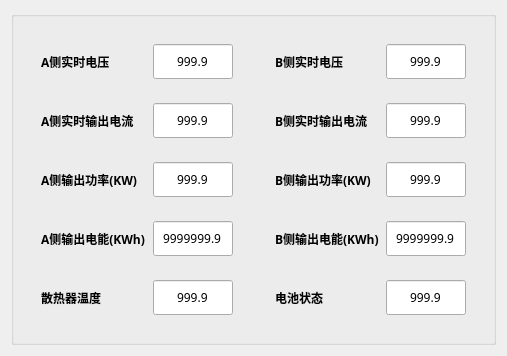
Curtain-Wang/BatteryControl, file tform4.ui: the form before one commit.
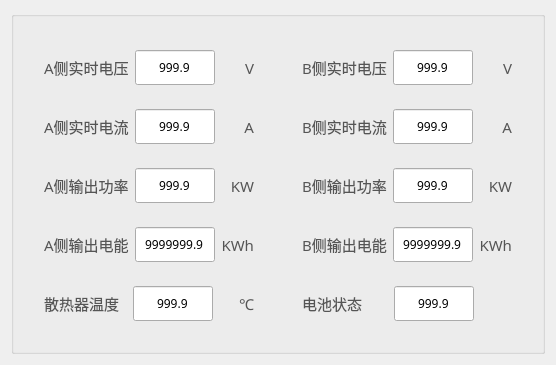
The form after the commit.

```diff
--- a/tform4.ui
+++ b/tform4.ui
@@ -6,13 +6,20 @@
    <rect>
     <x>0</x>
     <y>0</y>
-    <width>507</width>
-    <height>352</height>
+    <width>540</width>
+    <height>365</height>
    </rect>
   </property>
   <property name="windowTitle">
    <string>实时参数</string>
   </property>
+  <property name="styleSheet">
+   <string notr="true">QLabel {
+    font-size: 15px;
+    color: #555555;
+    text-align: center;
+}</string>
+  </property>
   <layout class="QGridLayout" name="gridLayout">
    <item row="0" column="0">
     <widget class="QGroupBox" name="groupBox_57">
@@ -55,7 +62,8 @@
               <property name="font">
                <font>
                 <family>Microsoft YaHei</family>
-                <bold>true</bold>
+                <pointsize>-1</pointsize>
+                <bold>false</bold>
                </font>
               </property>
               <property name="text">
@@ -99,6 +107,29 @@
               </property>
              </widget>
             </item>
+            <item>
+             <widget class="QLabel" name="label_8">
+              <property name="maximumSize">
+               <size>
+                <width>35</width>
+                <height>16777215</height>
+               </size>
+              </property>
+              <property name="font">
+               <font>
+                <family>Microsoft YaHei</family>
+                <pointsize>-1</pointsize>
+                <bold>false</bold>
+               </font>
+              </property>
+              <property name="text">
+               <string>V</string>
+              </property>
+              <property name="alignment">
+               <set>Qt::AlignRight|Qt::AlignTrailing|Qt::AlignVCenter</set>
+              </property>
+             </widget>
+            </item>
            </layout>
           </widget>
          </item>
@@ -119,11 +150,12 @@
               <property name="font">
                <font>
                 <family>Microsoft YaHei</family>
-                <bold>true</bold>
+                <pointsize>-1</pointsize>
+                <bold>false</bold>
                </font>
               </property>
               <property name="text">
-               <string>A侧实时输出电流</string>
+               <string>A侧实时电流</string>
               </property>
              </widget>
             </item>
@@ -163,6 +195,29 @@
               </property>
              </widget>
             </item>
+            <item>
+             <widget class="QLabel" name="label_9">
+              <property name="maximumSize">
+               <size>
+                <width>35</width>
+                <height>16777215</height>
+               </size>
+              </property>
+              <property name="font">
+               <font>
+                <family>Microsoft YaHei</family>
+                <pointsize>-1</pointsize>
+                <bold>false</bold>
+               </font>
+              </property>
+              <property name="text">
+               <string>A</string>
+              </property>
+              <property name="alignment">
+               <set>Qt::AlignRight|Qt::AlignTrailing|Qt::AlignVCenter</set>
+              </property>
+             </widget>
+            </item>
            </layout>
           </widget>
          </item>
@@ -183,11 +238,12 @@
               <property name="font">
                <font>
                 <family>Microsoft YaHei</family>
-                <bold>true</bold>
+                <pointsize>-1</pointsize>
+                <bold>false</bold>
                </font>
               </property>
               <property name="text">
-               <string>A侧输出功率(KW)</string>
+               <string>A侧输出功率</string>
               </property>
              </widget>
             </item>
@@ -227,6 +283,29 @@
               </property>
              </widget>
             </item>
+            <item>
+             <widget class="QLabel" name="label_15">
+              <property name="maximumSize">
+               <size>
+                <width>35</width>
+                <height>16777215</height>
+               </size>
+              </property>
+              <property name="font">
+               <font>
+                <family>Microsoft YaHei</family>
+                <pointsize>-1</pointsize>
+                <bold>false</bold>
+               </font>
+              </property>
+              <property name="text">
+               <string>KW</string>
+              </property>
+              <property name="alignment">
+               <set>Qt::AlignRight|Qt::AlignTrailing|Qt::AlignVCenter</set>
+              </property>
+             </widget>
+            </item>
            </layout>
           </widget>
          </item>
@@ -247,11 +326,12 @@
               <property name="font">
                <font>
                 <family>Microsoft YaHei</family>
-                <bold>true</bold>
+                <pointsize>-1</pointsize>
+                <bold>false</bold>
                </font>
               </property>
               <property name="text">
-               <string>A侧输出电能(KWh)</string>
+               <string>A侧输出电能</string>
               </property>
              </widget>
             </item>
@@ -291,6 +371,29 @@
               </property>
              </widget>
             </item>
+            <item>
+             <widget class="QLabel" name="label_16">
+              <property name="maximumSize">
+               <size>
+                <width>35</width>
+                <height>16777215</height>
+               </size>
+              </property>
+              <property name="font">
+               <font>
+                <family>Microsoft YaHei</family>
+                <pointsize>-1</pointsize>
+                <bold>false</bold>
+               </font>
+              </property>
+              <property name="text">
+               <string>KWh</string>
+              </property>
+              <property name="alignment">
+               <set>Qt::AlignRight|Qt::AlignTrailing|Qt::AlignVCenter</set>
+              </property>
+             </widget>
+            </item>
            </layout>
           </widget>
          </item>
@@ -311,7 +414,8 @@
               <property name="font">
                <font>
                 <family>Microsoft YaHei</family>
-                <bold>true</bold>
+                <pointsize>-1</pointsize>
+                <bold>false</bold>
                </font>
               </property>
               <property name="text">
@@ -355,6 +459,29 @@
               </property>
              </widget>
             </item>
+            <item>
+             <widget class="QLabel" name="label_17">
+              <property name="maximumSize">
+               <size>
+                <width>35</width>
+                <height>16777215</height>
+               </size>
+              </property>
+              <property name="font">
+               <font>
+                <family>Microsoft YaHei</family>
+                <pointsize>-1</pointsize>
+                <bold>false</bold>
+               </font>
+              </property>
+              <property name="text">
+               <string>℃</string>
+              </property>
+              <property name="alignment">
+               <set>Qt::AlignRight|Qt::AlignTrailing|Qt::AlignVCenter</set>
+              </property>
+             </widget>
+            </item>
            </layout>
           </widget>
          </item>
@@ -390,7 +517,8 @@
               <property name="font">
                <font>
                 <family>Microsoft YaHei</family>
-                <bold>true</bold>
+                <pointsize>-1</pointsize>
+                <bold>false</bold>
                </font>
               </property>
               <property name="text">
@@ -434,6 +562,29 @@
               </property>
              </widget>
             </item>
+            <item>
+             <widget class="QLabel" name="label_18">
+              <property name="maximumSize">
+               <size>
+                <width>35</width>
+                <height>16777215</height>
+               </size>
+              </property>
+              <property name="font">
+               <font>
+                <family>Microsoft YaHei</family>
+                <pointsize>-1</pointsize>
+                <bold>false</bold>
+               </font>
+              </property>
+              <property name="text">
+               <string>V</string>
+              </property>
+              <property name="alignment">
+               <set>Qt::AlignRight|Qt::AlignTrailing|Qt::AlignVCenter</set>
+              </property>
+             </widget>
+            </item>
            </layout>
           </widget>
          </item>
@@ -454,11 +605,12 @@
               <property name="font">
                <font>
                 <family>Microsoft YaHei</family>
-                <bold>true</bold>
+                <pointsize>-1</pointsize>
+                <bold>false</bold>
                </font>
               </property>
               <property name="text">
-               <string>B侧实时输出电流</string>
+               <string>B侧实时电流</string>
               </property>
              </widget>
             </item>
@@ -498,6 +650,29 @@
               </property>
              </widget>
             </item>
+            <item>
+             <widget class="QLabel" name="label_19">
+              <property name="maximumSize">
+               <size>
+                <width>35</width>
+                <height>16777215</height>
+               </size>
+              </property>
+              <property name="font">
+               <font>
+                <family>Microsoft YaHei</family>
+                <pointsize>-1</pointsize>
+                <bold>false</bold>
+               </font>
+              </property>
+              <property name="text">
+               <string>A</string>
+              </property>
+              <property name="alignment">
+               <set>Qt::AlignRight|Qt::AlignTrailing|Qt::AlignVCenter</set>
+              </property>
+             </widget>
+            </item>
            </layout>
           </widget>
          </item>
@@ -518,11 +693,12 @@
               <property name="font">
                <font>
                 <family>Microsoft YaHei</family>
-                <bold>true</bold>
+                <pointsize>-1</pointsize>
+                <bold>false</bold>
                </font>
               </property>
               <property name="text">
-               <string>B侧输出功率(KW)</string>
+               <string>B侧输出功率</string>
               </property>
              </widget>
             </item>
@@ -562,6 +738,29 @@
               </property>
              </widget>
             </item>
+            <item>
+             <widget class="QLabel" name="label_20">
+              <property name="maximumSize">
+               <size>
+                <width>35</width>
+                <height>16777215</height>
+               </size>
+              </property>
+              <property name="font">
+               <font>
+                <family>Microsoft YaHei</family>
+                <pointsize>-1</pointsize>
+                <bold>false</bold>
+               </font>
+              </property>
+              <property name="text">
+               <string>KW</string>
+              </property>
+              <property name="alignment">
+               <set>Qt::AlignRight|Qt::AlignTrailing|Qt::AlignVCenter</set>
+              </property>
+             </widget>
+            </item>
            </layout>
           </widget>
          </item>
@@ -582,11 +781,12 @@
               <property name="font">
                <font>
                 <family>Microsoft YaHei</family>
-                <bold>true</bold>
+                <pointsize>-1</pointsize>
+                <bold>false</bold>
                </font>
               </property>
               <property name="text">
-               <string>B侧输出电能(KWh)</string>
+               <string>B侧输出电能</string>
               </property>
              </widget>
             </item>
@@ -626,6 +826,29 @@
               </property>
              </widget>
             </item>
+            <item>
+             <widget class="QLabel" name="label_21">
+              <property name="maximumSize">
+               <size>
+                <width>35</width>
+                <height>16777215</height>
+               </size>
+              </property>
+              <property name="font">
+               <font>
+                <family>Microsoft YaHei</family>
+                <pointsize>-1</pointsize>
+                <bold>false</bold>
+               </font>
+              </property>
+              <property name="text">
+               <string>KWh</string>
+              </property>
+              <property name="alignment">
+               <set>Qt::AlignRight|Qt::AlignTrailing|Qt::AlignVCenter</set>
+              </property>
+             </widget>
+            </item>
            </layout>
           </widget>
          </item>
@@ -646,7 +869,8 @@
               <property name="font">
                <font>
                 <family>Microsoft YaHei</family>
-                <bold>true</bold>
+                <pointsize>-1</pointsize>
+                <bold>false</bold>
                </font>
               </property>
               <property name="text">
@@ -690,6 +914,29 @@
               </property>
              </widget>
             </item>
+            <item>
+             <widget class="QLabel" name="label_22">
+              <property name="maximumSize">
+               <size>
+                <width>32</width>
+                <height>16777215</height>
+               </size>
+              </property>
+              <property name="font">
+               <font>
+                <family>Microsoft YaHei</family>
+                <pointsize>-1</pointsize>
+                <bold>false</bold>
+               </font>
+              </property>
+              <property name="text">
+               <string/>
+              </property>
+              <property name="alignment">
+               <set>Qt::AlignCenter</set>
+              </property>
+             </widget>
+            </item>
            </layout>
           </widget>
          </item>
```
